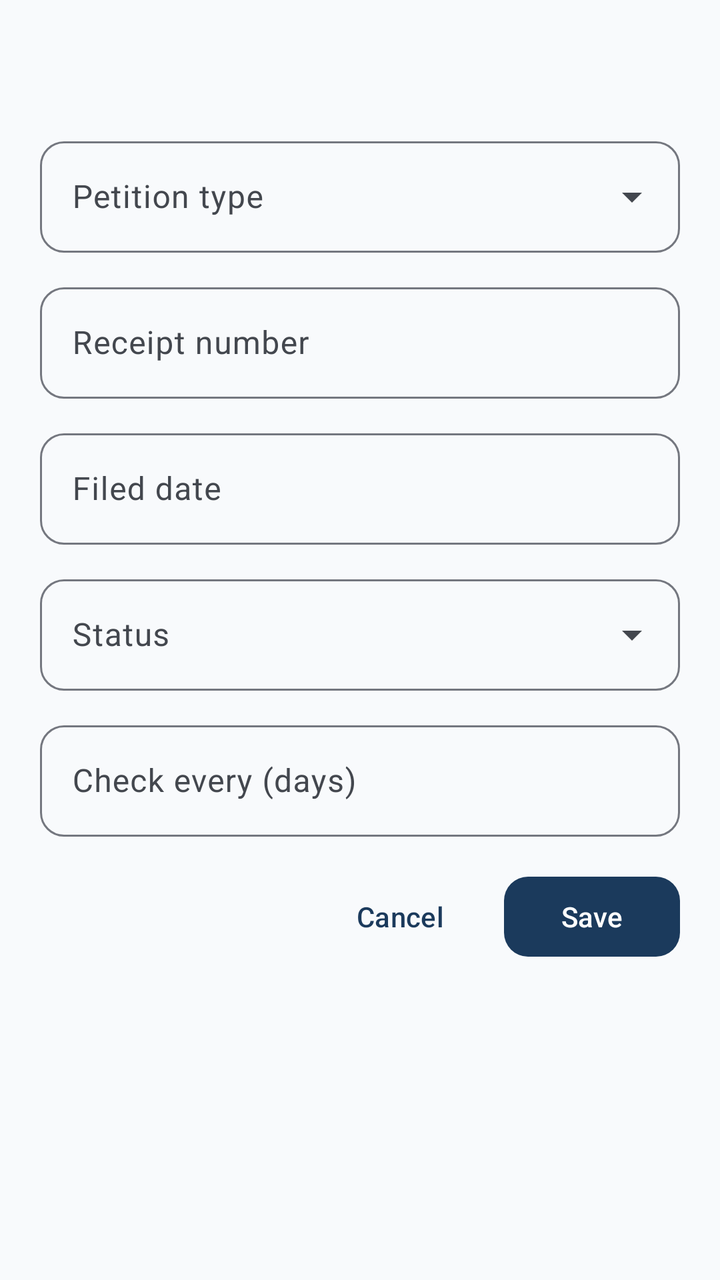
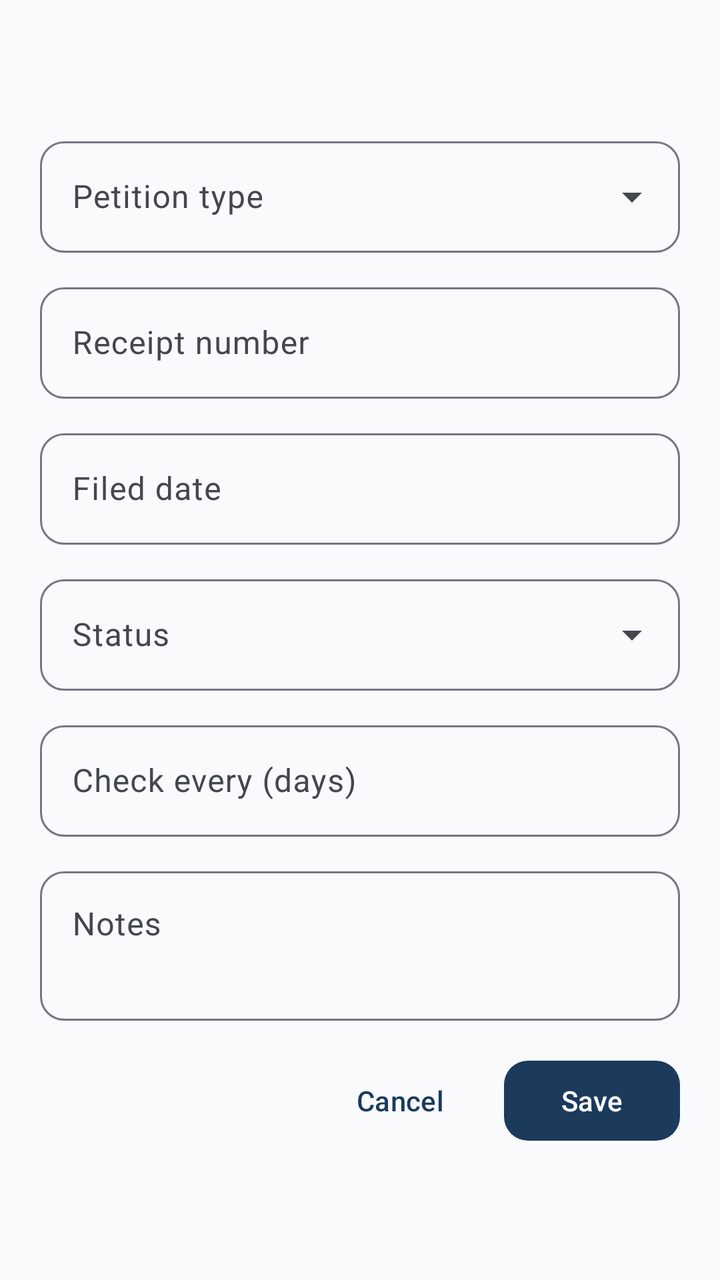

Before-and-after screenshots of an Android layout around one commit, followed by the original layout XML and the change that was made.
<!-- AndroidManifest.xml: application theme Theme.ImmigrantVault -->
<!-- res/layout/bottom_sheet_petition_form.xml -->
<?xml version="1.0" encoding="utf-8"?>
<androidx.core.widget.NestedScrollView xmlns:android="http://schemas.android.com/apk/res/android"
    android:layout_width="match_parent"
    android:layout_height="wrap_content"
    android:padding="@dimen/form_padding">

    <LinearLayout
        android:layout_width="match_parent"
        android:layout_height="wrap_content"
        android:orientation="vertical">

        <TextView
            android:id="@+id/form_title"
            android:layout_width="match_parent"
            android:layout_height="wrap_content"
            android:layout_marginBottom="16dp"
            android:textAppearance="@style/TextAppearance.ImmigrantVault.FormTitle" />

        <com.google.android.material.textfield.TextInputLayout
            android:id="@+id/input_type_layout"
            style="@style/Widget.ImmigrantVault.TextInputLayout.ExposedDropdownMenu"
            android:layout_width="match_parent"
            android:layout_height="wrap_content"
            android:hint="@string/label_petition_type">

            <AutoCompleteTextView
                android:id="@+id/input_type"
                android:layout_width="match_parent"
                android:layout_height="wrap_content"
                android:inputType="none" />

        </com.google.android.material.textfield.TextInputLayout>

        <com.google.android.material.textfield.TextInputLayout
            android:id="@+id/input_receipt_layout"
            style="@style/Widget.ImmigrantVault.TextInputLayout"
            android:layout_width="match_parent"
            android:layout_height="wrap_content"
            android:layout_marginTop="@dimen/form_field_spacing"
            android:hint="@string/label_receipt_number">

            <com.google.android.material.textfield.TextInputEditText
                android:id="@+id/input_receipt"
                android:layout_width="match_parent"
                android:layout_height="wrap_content" />

        </com.google.android.material.textfield.TextInputLayout>

        <com.google.android.material.textfield.TextInputLayout
            android:id="@+id/input_filed_layout"
            style="@style/Widget.ImmigrantVault.TextInputLayout"
            android:layout_width="match_parent"
            android:layout_height="wrap_content"
            android:layout_marginTop="@dimen/form_field_spacing"
            android:hint="@string/label_filed_date">

            <com.google.android.material.textfield.TextInputEditText
                android:id="@+id/input_filed"
                android:layout_width="match_parent"
                android:layout_height="wrap_content"
                android:focusable="false" />

        </com.google.android.material.textfield.TextInputLayout>

        <com.google.android.material.textfield.TextInputLayout
            android:id="@+id/input_status_layout"
            style="@style/Widget.ImmigrantVault.TextInputLayout.ExposedDropdownMenu"
            android:layout_width="match_parent"
            android:layout_height="wrap_content"
            android:layout_marginTop="@dimen/form_field_spacing"
            android:hint="@string/label_status">

            <AutoCompleteTextView
                android:id="@+id/input_status"
                android:layout_width="match_parent"
                android:layout_height="wrap_content"
                android:inputType="none" />

        </com.google.android.material.textfield.TextInputLayout>

        <com.google.android.material.textfield.TextInputLayout
            android:id="@+id/input_interval_layout"
            style="@style/Widget.ImmigrantVault.TextInputLayout"
            android:layout_width="match_parent"
            android:layout_height="wrap_content"
            android:layout_marginTop="@dimen/form_field_spacing"
            android:hint="@string/label_check_interval">

            <com.google.android.material.textfield.TextInputEditText
                android:id="@+id/input_interval"
                android:layout_width="match_parent"
                android:layout_height="wrap_content"
                android:inputType="number" />

        </com.google.android.material.textfield.TextInputLayout>

        <LinearLayout
            android:layout_width="match_parent"
            android:layout_height="wrap_content"
            android:layout_marginTop="16dp"
            android:gravity="end"
            android:orientation="horizontal">

            <com.google.android.material.button.MaterialButton
                android:id="@+id/btn_delete"
                style="@style/Widget.ImmigrantVault.Button.Text"
                android:layout_width="wrap_content"
                android:layout_height="wrap_content"
                android:text="@string/action_delete"
                android:textColor="?attr/colorError"
                android:visibility="gone" />

            <View android:layout_width="0dp" android:layout_height="0dp" android:layout_weight="1" />

            <com.google.android.material.button.MaterialButton
                android:id="@+id/btn_cancel"
                style="@style/Widget.ImmigrantVault.Button.Text"
                android:layout_width="wrap_content"
                android:layout_height="wrap_content"
                android:text="@string/action_cancel" />

            <com.google.android.material.button.MaterialButton
                android:id="@+id/btn_save"
                android:layout_width="wrap_content"
                android:layout_height="wrap_content"
                android:layout_marginStart="8dp"
                android:text="@string/action_save" />

        </LinearLayout>

    </LinearLayout>

</androidx.core.widget.NestedScrollView>
<!-- resources referenced by this layout -->
<resources>
  <dimen name="form_field_spacing">12dp</dimen>
  <dimen name="form_padding">20dp</dimen>
  <string name="action_cancel">Cancel</string>
  <string name="action_delete">Delete</string>
  <string name="action_save">Save</string>
  <string name="label_check_interval">Check every (days)</string>
  <string name="label_filed_date">Filed date</string>
  <string name="label_petition_type">Petition type</string>
  <string name="label_receipt_number">Receipt number</string>
  <string name="label_status">Status</string>
  <style name="TextAppearance.ImmigrantVault.FormTitle" parent="TextAppearance.Material3.TitleLarge">
          <item name="android:textColor">?attr/colorOnSurface</item>
          <item name="android:letterSpacing">0</item>
      </style>
  <style name="Theme.ImmigrantVault" parent="Base.Theme.ImmigrantVault" />
  <style name="ShapeAppearance.ImmigrantVault.SmallComponent" parent="ShapeAppearance.Material3.SmallComponent">
          <item name="cornerFamily">rounded</item>
          <item name="cornerSize">@dimen/corner_small</item>
      </style>
  <dimen name="corner_small">12dp</dimen>
  <color name="md_theme_primary">#1B3A5C</color>
  <color name="md_theme_on_primary">#FFFFFF</color>
  <color name="md_theme_primary_container">#D4E3F3</color>
  <color name="md_theme_on_primary_container">#0A1F33</color>
  <color name="md_theme_secondary">#2A9D8F</color>
  <color name="md_theme_on_secondary">#FFFFFF</color>
  <color name="md_theme_secondary_container">#B8E8E0</color>
  <color name="md_theme_on_secondary_container">#0A3D36</color>
  <color name="md_theme_tertiary">#E9C46A</color>
  <color name="md_theme_on_tertiary">#3D2F00</color>
  <color name="md_theme_tertiary_container">#FFF0C2</color>
  <color name="md_theme_on_tertiary_container">#4A3800</color>
  <color name="md_theme_error">#BA1A1A</color>
  <color name="md_theme_on_error">#FFFFFF</color>
  <color name="md_theme_error_container">#FFDAD6</color>
  <color name="md_theme_on_error_container">#410002</color>
  <color name="md_theme_background">#F8FAFC</color>
  <color name="md_theme_on_background">#1A1C1E</color>
  <color name="md_theme_surface">#FFFFFF</color>
  <color name="md_theme_on_surface">#1A1C1E</color>
  <color name="md_theme_surface_variant">#E8EEF4</color>
  <color name="md_theme_on_surface_variant">#43474E</color>
  <color name="md_theme_outline">#74777F</color>
  <color name="md_theme_outline_variant">#C4C7CF</color>
  <style name="ShapeAppearance.ImmigrantVault.MediumComponent" parent="ShapeAppearance.Material3.MediumComponent">
          <item name="cornerFamily">rounded</item>
          <item name="cornerSize">@dimen/corner_medium</item>
      </style>
  <style name="ShapeAppearance.ImmigrantVault.LargeComponent" parent="ShapeAppearance.Material3.LargeComponent">
          <item name="cornerFamily">rounded</item>
          <item name="cornerSize">@dimen/corner_extra_large</item>
      </style>
  <style name="ThemeOverlay.ImmigrantVault.BottomSheetDialog" parent="ThemeOverlay.Material3.BottomSheetDialog">
          <item name="bottomSheetStyle">@style/Widget.ImmigrantVault.BottomSheet</item>
      </style>
  <style name="ThemeOverlay.ImmigrantVault.MaterialAlertDialog" parent="ThemeOverlay.Material3.MaterialAlertDialog">
          <item name="shapeAppearance">@style/ShapeAppearance.ImmigrantVault.MediumComponent</item>
          <item name="shapeAppearanceOverlay">@null</item>
      </style>
  <dimen name="corner_medium">16dp</dimen>
  <dimen name="corner_extra_large">28dp</dimen>
  <dimen name="corner_large">20dp</dimen>
  <dimen name="elevation_card">2dp</dimen>
  <!-- unchanged entries left out for length: 8 -->
</resources>

<!-- the commit's change to res/layout/bottom_sheet_petition_form.xml (unified diff, before → after) -->
@@ -95,6 +95,121 @@
         </com.google.android.material.textfield.TextInputLayout>
 
         <LinearLayout
+            android:id="@+id/section_green_card"
+            android:layout_width="match_parent"
+            android:layout_height="wrap_content"
+            android:orientation="vertical"
+            android:visibility="gone">
+
+            <com.google.android.material.textfield.TextInputLayout
+                android:id="@+id/input_priority_layout"
+                style="@style/Widget.ImmigrantVault.TextInputLayout"
+                android:layout_width="match_parent"
+                android:layout_height="wrap_content"
+                android:layout_marginTop="@dimen/form_field_spacing"
+                android:hint="@string/label_priority_date">
+
+                <com.google.android.material.textfield.TextInputEditText
+                    android:id="@+id/input_priority"
+                    android:layout_width="match_parent"
+                    android:layout_height="wrap_content"
+                    android:focusable="false" />
+
+            </com.google.android.material.textfield.TextInputLayout>
+
+            <com.google.android.material.textfield.TextInputLayout
+                android:id="@+id/input_category_layout"
+                style="@style/Widget.ImmigrantVault.TextInputLayout.ExposedDropdownMenu"
+                android:layout_width="match_parent"
+                android:layout_height="wrap_content"
+                android:layout_marginTop="@dimen/form_field_spacing"
+                android:hint="@string/label_preference_category">
+
+                <AutoCompleteTextView
+                    android:id="@+id/input_category"
+                    android:layout_width="match_parent"
+                    android:layout_height="wrap_content"
+                    android:inputType="none" />
+
+            </com.google.android.material.textfield.TextInputLayout>
+
+            <com.google.android.material.textfield.TextInputLayout
+                android:id="@+id/input_chargeability_layout"
+                style="@style/Widget.ImmigrantVault.TextInputLayout"
+                android:layout_width="match_parent"
+                android:layout_height="wrap_content"
+                android:layout_marginTop="@dimen/form_field_spacing"
+                android:hint="@string/label_country_of_chargeability">
+
+                <com.google.android.material.textfield.TextInputEditText
+                    android:id="@+id/input_chargeability"
+                    android:layout_width="match_parent"
+                    android:layout_height="wrap_content" />
+
+            </com.google.android.material.textfield.TextInputLayout>
+
+        </LinearLayout>
+
+        <LinearLayout
+            android:id="@+id/section_milestones"
+            android:layout_width="match_parent"
+            android:layout_height="wrap_content"
+            android:orientation="vertical"
+            android:visibility="gone">
+
+            <com.google.android.material.textfield.TextInputLayout
+                android:id="@+id/input_interview_layout"
+                style="@style/Widget.ImmigrantVault.TextInputLayout"
+                android:layout_width="match_parent"
+                android:layout_height="wrap_content"
+                android:layout_marginTop="@dimen/form_field_spacing"
+                android:hint="@string/label_interview_date">
+
+                <com.google.android.material.textfield.TextInputEditText
+                    android:id="@+id/input_interview"
+                    android:layout_width="match_parent"
+                    android:layout_height="wrap_content"
+                    android:focusable="false" />
+
+            </com.google.android.material.textfield.TextInputLayout>
+
+            <com.google.android.material.textfield.TextInputLayout
+                android:id="@+id/input_oath_layout"
+                style="@style/Widget.ImmigrantVault.TextInputLayout"
+                android:layout_width="match_parent"
+                android:layout_height="wrap_content"
+                android:layout_marginTop="@dimen/form_field_spacing"
+                android:hint="@string/label_oath_date">
+
+                <com.google.android.material.textfield.TextInputEditText
+                    android:id="@+id/input_oath"
+                    android:layout_width="match_parent"
+                    android:layout_height="wrap_content"
+                    android:focusable="false" />
+
+            </com.google.android.material.textfield.TextInputLayout>
+
+        </LinearLayout>
+
+        <com.google.android.material.textfield.TextInputLayout
+            android:id="@+id/input_notes_layout"
+            style="@style/Widget.ImmigrantVault.TextInputLayout"
+            android:layout_width="match_parent"
+            android:layout_height="wrap_content"
+            android:layout_marginTop="@dimen/form_field_spacing"
+            android:hint="@string/label_notes">
+
+            <com.google.android.material.textfield.TextInputEditText
+                android:id="@+id/input_notes"
+                android:layout_width="match_parent"
+                android:layout_height="wrap_content"
+                android:gravity="top"
+                android:inputType="textMultiLine"
+                android:minLines="2" />
+
+        </com.google.android.material.textfield.TextInputLayout>
+
+        <LinearLayout
             android:layout_width="match_parent"
             android:layout_height="wrap_content"
             android:layout_marginTop="16dp"
@@ -110,7 +225,10 @@
                 android:textColor="?attr/colorError"
                 android:visibility="gone" />
 
-            <View android:layout_width="0dp" android:layout_height="0dp" android:layout_weight="1" />
+            <View
+                android:layout_width="0dp"
+                android:layout_height="0dp"
+                android:layout_weight="1" />
 
             <com.google.android.material.button.MaterialButton
                 android:id="@+id/btn_cancel"
<!-- resource entries referenced after the edit -->
@@ -6,8 +6,14 @@
   <string name="action_delete">Delete</string>
   <string name="action_save">Save</string>
   <string name="label_check_interval">Check every (days)</string>
+  <string name="label_country_of_chargeability">Country of chargeability</string>
   <string name="label_filed_date">Filed date</string>
+  <string name="label_interview_date">Interview date</string>
+  <string name="label_notes">Notes</string>
+  <string name="label_oath_date">Oath / ceremony date</string>
   <string name="label_petition_type">Petition type</string>
+  <string name="label_preference_category">Preference category</string>
+  <string name="label_priority_date">Priority date</string>
   <string name="label_receipt_number">Receipt number</string>
   <string name="label_status">Status</string>
   <style name="TextAppearance.ImmigrantVault.FormTitle" parent="TextAppearance.Material3.TitleLarge">
